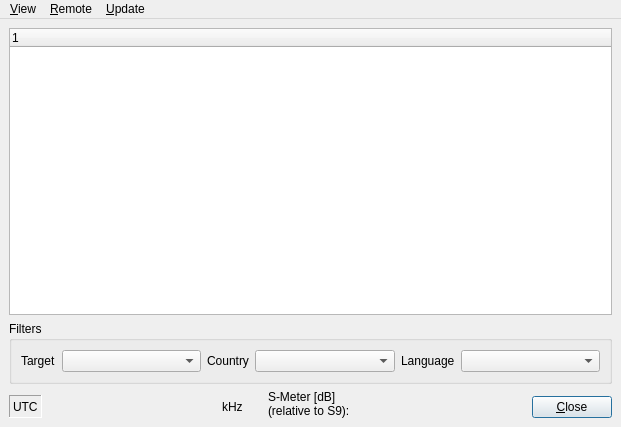
First picture: the form in src/GUI-QT/StationsDlgbase.ui, repository Drm-tools/dream, before the edit.
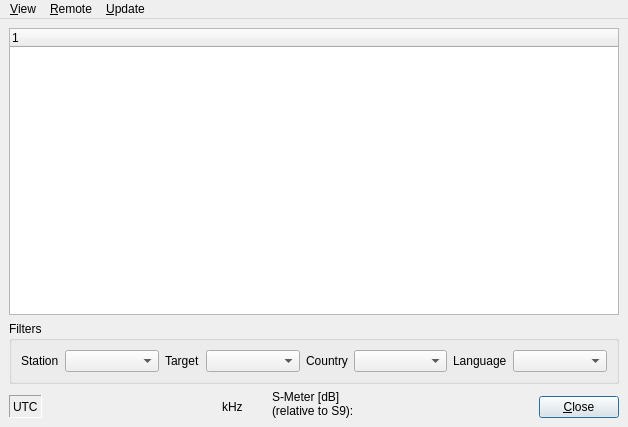
Second picture: the form after the edit. Icons and pictures are not drawn. Custom widgets are drawn as their Qt base class.

Commit message: Added Station Name filter to the bottom of the StationsDlg.

```diff
--- a/src/GUI-QT/StationsDlgbase.ui
+++ b/src/GUI-QT/StationsDlgbase.ui
@@ -6,7 +6,7 @@
    <rect>
     <x>0</x>
     <y>0</y>
-    <width>621</width>
+    <width>628</width>
     <height>427</height>
    </rect>
   </property>
@@ -40,6 +40,23 @@
         <string>Filters</string>
        </property>
        <layout class="QHBoxLayout" name="horizontalLayout">
+       <item>
+        <widget class="QLabel" name="TextLabelStation">
+         <property name="text">
+          <string>Station</string>
+         </property>
+        </widget>
+       </item>
+       <item>
+        <widget class="QComboBox" name="ComboBoxFilterStation">
+         <property name="sizePolicy">
+          <sizepolicy hsizetype="MinimumExpanding" vsizetype="Fixed">
+           <horstretch>0</horstretch>
+           <verstretch>0</verstretch>
+          </sizepolicy>
+         </property>
+        </widget>
+       </item>
         <item>
          <widget class="QLabel" name="TextLabelTarget">
           <property name="text">
@@ -295,6 +312,14 @@
     </layout>
   </widget>
     <widget class="QMenuBar" name="menubar">
+   <property name="geometry">
+    <rect>
+     <x>0</x>
+     <y>0</y>
+     <width>628</width>
+     <height>39</height>
+    </rect>
+   </property>
      <widget class="QMenu" name="menuView">
       <property name="title">
        <string>&amp;View</string>
```
Left out of the diff: 14 changed lines with no effect on the pictures. Lines whose indentation alone changed are shown as unchanged. The commit also changes 4 other files.
